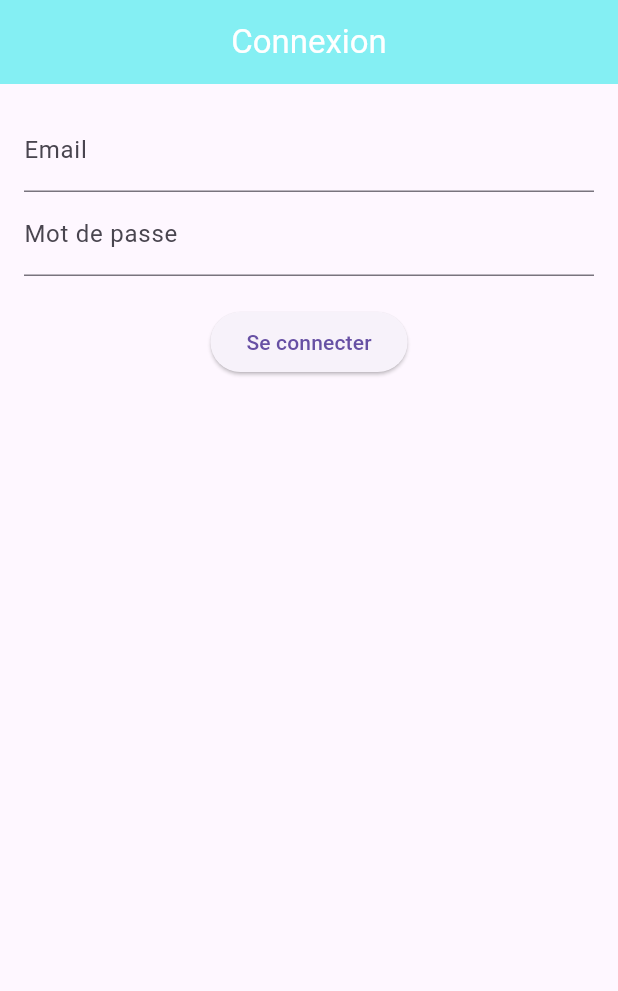
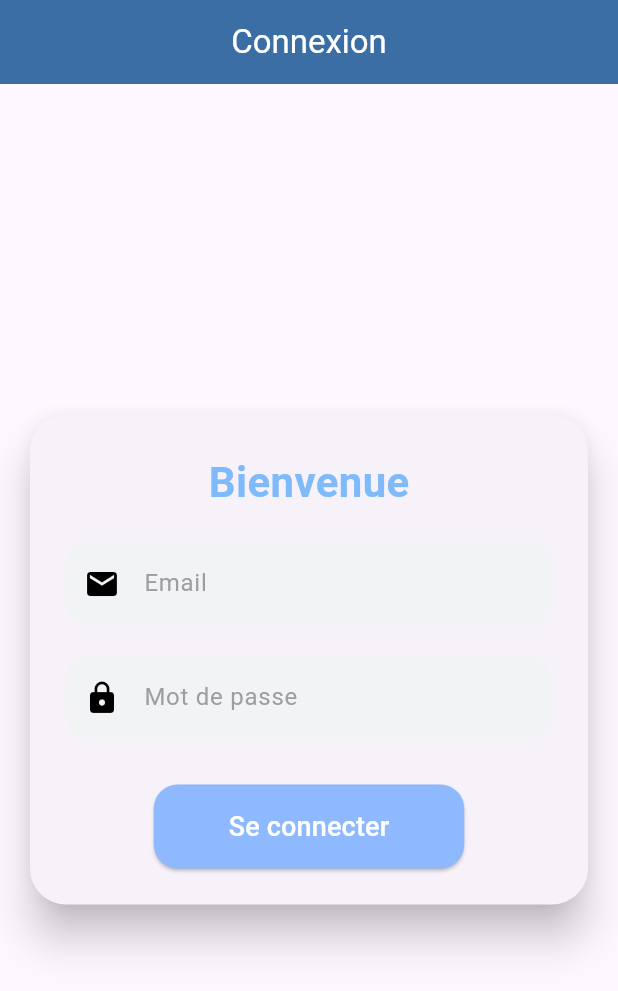
Before and after one commit to badr-sl/Vetement-flutter-App-AI, a Flutter app: the screen it shows after launch, on a phone screen of 412 x 824 dp. Shown: the top 991 px of the screen. Run offline on Flutter 3.47's test engine with Material 3 defaults, Android fonts, the light colour scheme and no system bars; our stand-ins replace cloud_firestore, firebase_auth, firebase_core, image_picker; missing offline and left inert: tflite; accounts and stored records are empty.

```diff
--- /dev/null
+++ b/assets/labels.txt
@@ -0,0 +1,2 @@
+0 Class 1
+1 Class 2
--- a/lib/screens/LoginScreen.dart
+++ b/lib/screens/LoginScreen.dart
@@ -55,38 +55,91 @@ class _LoginScreenState extends State<LoginScreen> {
       appBar: AppBar(
         title: Text('Connexion'),
         centerTitle: true,
-        backgroundColor: Color.fromARGB(255, 132, 239, 243),
+        backgroundColor: Color(0xFF3A6EA5),
         foregroundColor: Colors.white,
       ),
       body: Padding(
         padding: const EdgeInsets.all(16.0),
+        child: Center(
+          child: Card(
+            elevation: 12.0,
+            shape: RoundedRectangleBorder(
+              borderRadius: BorderRadius.circular(24.0),
+            ),
+            child: Padding(
+              padding: const EdgeInsets.all(24.0),
               child: Column(
+                mainAxisSize: MainAxisSize.min,
                 children: [
+                  Text(
+                    'Bienvenue',
+                    style: TextStyle(
+                      fontSize: 28,
+                      fontWeight: FontWeight.bold,
+                      color: Color.fromARGB(255, 127, 186, 250),
+                    ),
+                  ),
+                  SizedBox(height: 20),
                   TextField(
                     controller: emailController,
-              decoration: InputDecoration(labelText: 'Email'),
+                    decoration: InputDecoration(
+                      labelText: 'Email',
+                      labelStyle: TextStyle(color: Colors.grey),
+                      filled: true,
+                      fillColor: Color(0xFFF1F3F5),
+                      border: OutlineInputBorder(
+                        borderRadius: BorderRadius.circular(16.0),
+                        borderSide: BorderSide.none,
                       ),
+                      prefixIcon: Icon(Icons.email, color: Color.fromARGB(255, 0, 0, 0)),
+                    ),
+                  ),
+                  SizedBox(height: 20),
                   TextField(
                     controller: passwordController,
-              decoration: InputDecoration(labelText: 'Mot de passe'),
+                    decoration: InputDecoration(
+                      labelText: 'Mot de passe',
+                      labelStyle: TextStyle(color: Colors.grey),
+                      filled: true,
+                      fillColor: Color(0xFFF1F3F5),
+                      border: OutlineInputBorder(
+                        borderRadius: BorderRadius.circular(16.0),
+                        borderSide: BorderSide.none,
+                      ),
+                      prefixIcon: Icon(Icons.lock, color: Color.fromARGB(255, 0, 0, 0)),
+                    ),
                     obscureText: true,
                   ),
-            SizedBox(height: 20),
+                  SizedBox(height: 30),
                   ElevatedButton(
                     onPressed: login,
-              child: Text('Se connecter'),
+                    style: ElevatedButton.styleFrom(
+                      foregroundColor: Colors.white,
+                      backgroundColor: Color.fromARGB(255, 142, 185, 255),
+                      padding: EdgeInsets.symmetric(horizontal: 50, vertical: 15),
+                      shape: RoundedRectangleBorder(
+                        borderRadius: BorderRadius.circular(16.0),
+                      ),
+                    ),
+                    child: Text(
+                      'Se connecter',
+                      style: TextStyle(fontSize: 18),
+                    ),
                   ),
                   if (errorMessage.isNotEmpty)
                     Padding(
-                padding: const EdgeInsets.only(top: 10),
+                      padding: const EdgeInsets.only(top: 15),
                       child: Text(
                         errorMessage,
-                  style: TextStyle(color: Colors.red),
+                        style: TextStyle(color: Colors.red, fontSize: 16),
                       ),
                     ),
                 ],
               ),
             ),
+          ),
+        ),
+      ),
     );
   }
 }
--- a/lib/screens/profil_page.dart
+++ b/lib/screens/profil_page.dart
@@ -191,7 +191,8 @@ class _ProfilPageState extends State<ProfilPage> {
               label: Text('Valider', style: TextStyle(fontSize: 18)),
               onPressed: _updateUserInfo,
               style: ElevatedButton.styleFrom(
-                backgroundColor: Colors.green,
+                 foregroundColor: Colors.white,
+                backgroundColor: const Color.fromARGB(255, 44, 255, 51),
                 shape: RoundedRectangleBorder(borderRadius: BorderRadius.circular(20)),
                 padding: EdgeInsets.symmetric(horizontal: 16, vertical: 10),
               ),
@@ -236,7 +237,8 @@ class _ProfilPageState extends State<ProfilPage> {
                       icon: Icon(Icons.logout),
                       label: Text('Se déconnecter', style: TextStyle(fontSize: 18)),
                       style: ElevatedButton.styleFrom(
-                        backgroundColor: Colors.redAccent,
+                         foregroundColor: Colors.white,
+                        backgroundColor: const Color.fromARGB(255, 255, 144, 144),
                         shape: RoundedRectangleBorder(borderRadius: BorderRadius.circular(10)),
                         padding: EdgeInsets.symmetric(horizontal: 24, vertical: 12),
                       ),
```
Also changed, not shown: lib/screens/add_vetement_page.dart (+40 -8 lines), pubspec.yaml (+4 -34 lines), pubspec.lock, 2 other files. Lines whose indentation alone changed are shown as unchanged.
